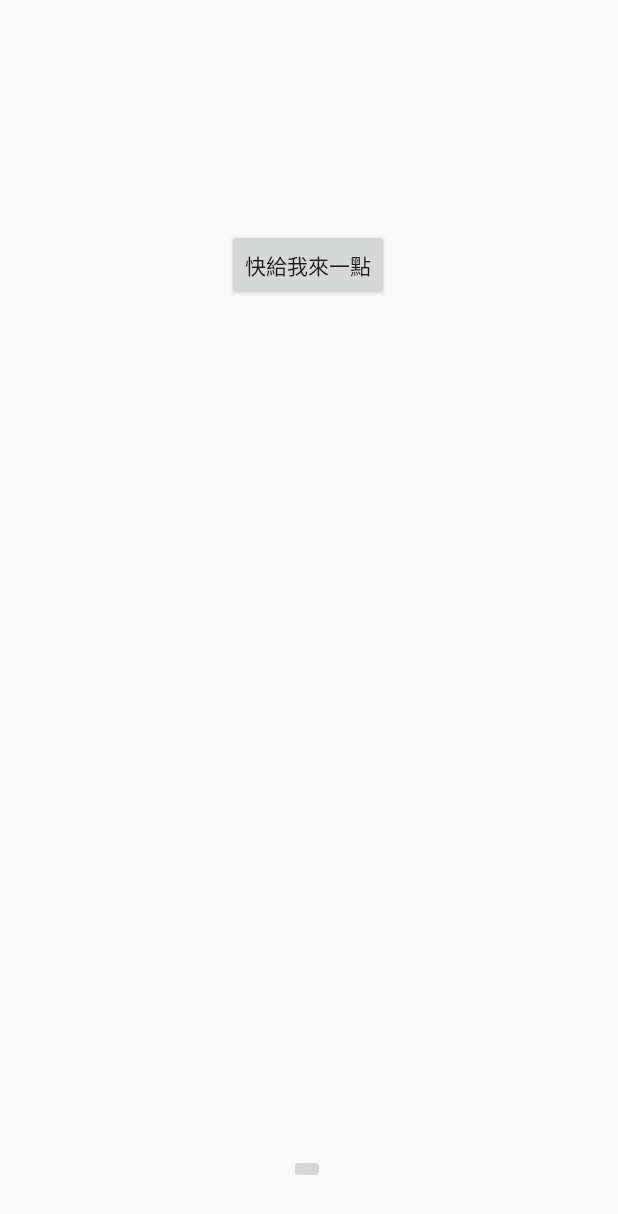
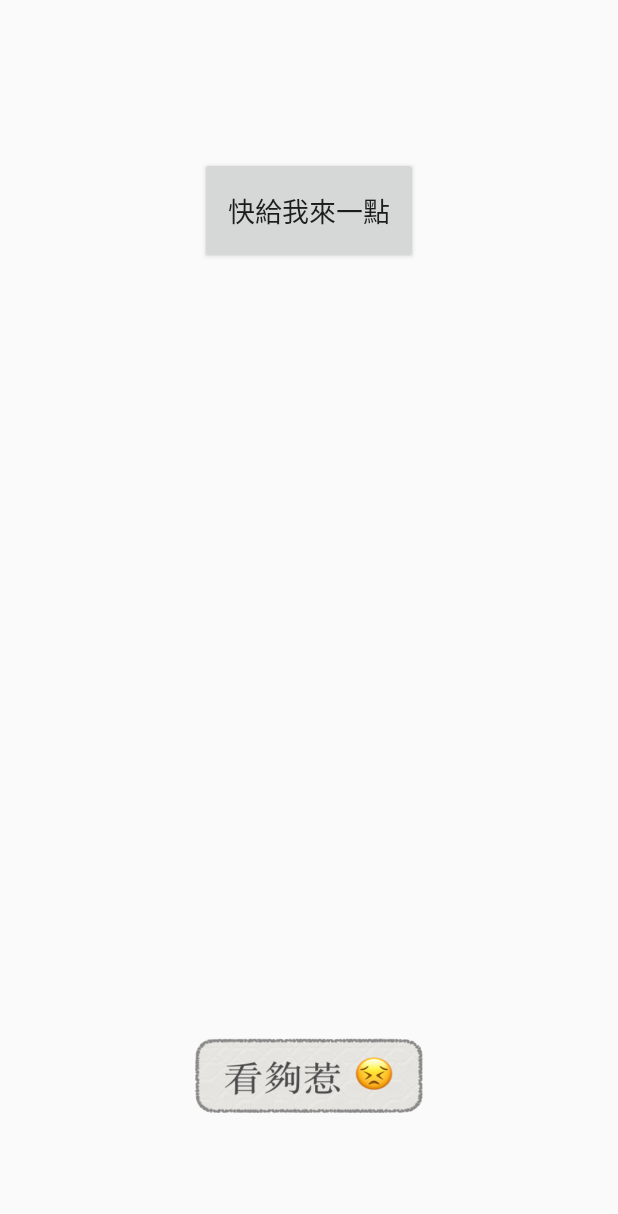
Before and after one commit to ChingChieh/INeedMeme, an Android app: the MemeActivity screen opened directly, with no data from a screen before it, on a phone screen of 412 x 824 dp. Shown: the top 1214 px of the screen. Run offline under Robolectric (Android 15) with nearby library versions, the phone set to English and light mode, and no system bars; our stand-ins replace Picasso; pictures from the network do not load; 4 statements that could not run were skipped.

Commit message:
Change MemeActivity view

```diff
--- a/MyApplication/app/src/main/res/layout/activity_meme.xml
+++ b/MyApplication/app/src/main/res/layout/activity_meme.xml
@@ -20,36 +20,36 @@
 
     <Button
         android:id="@+id/button5"
-        android:layout_width="wrap_content"
-        android:layout_height="wrap_content"
+        android:layout_width="145dp"
+        android:layout_height="71dp"
         android:layout_marginStart="8dp"
         android:layout_marginTop="8dp"
         android:layout_marginEnd="8dp"
         android:layout_marginBottom="8dp"
         android:onClick="showMeme"
         android:text="快給我來一點"
+        android:textSize="18sp"
         app:layout_constraintBottom_toBottomOf="parent"
         app:layout_constraintEnd_toEndOf="parent"
-        app:layout_constraintHorizontal_bias="0.498"
         app:layout_constraintStart_toStartOf="parent"
         app:layout_constraintTop_toTopOf="parent"
-        app:layout_constraintVertical_bias="0.19" />
+        app:layout_constraintVertical_bias="0.131" />
 
     <ImageButton
         android:id="@+id/imageButton3"
-        android:layout_width="wrap_content"
-        android:layout_height="wrap_content"
+        android:layout_width="152dp"
+        android:layout_height="50dp"
         android:layout_marginStart="8dp"
         android:layout_marginTop="8dp"
         android:layout_marginEnd="8dp"
         android:layout_marginBottom="8dp"
+        android:background="@drawable/enough"
         android:onClick="Back2search"
         app:layout_constraintBottom_toBottomOf="parent"
         app:layout_constraintEnd_toEndOf="parent"
-        app:layout_constraintHorizontal_bias="0.497"
         app:layout_constraintStart_toStartOf="parent"
         app:layout_constraintTop_toTopOf="parent"
-        app:layout_constraintVertical_bias="0.966"
+        app:layout_constraintVertical_bias="0.902"
         tools:srcCompat="@tools:sample/avatars" />
 
 </android.support.constraint.ConstraintLayout>
```
Also changed, not shown: MyApplication/app/src/main/res/drawable/enough.png (added).
